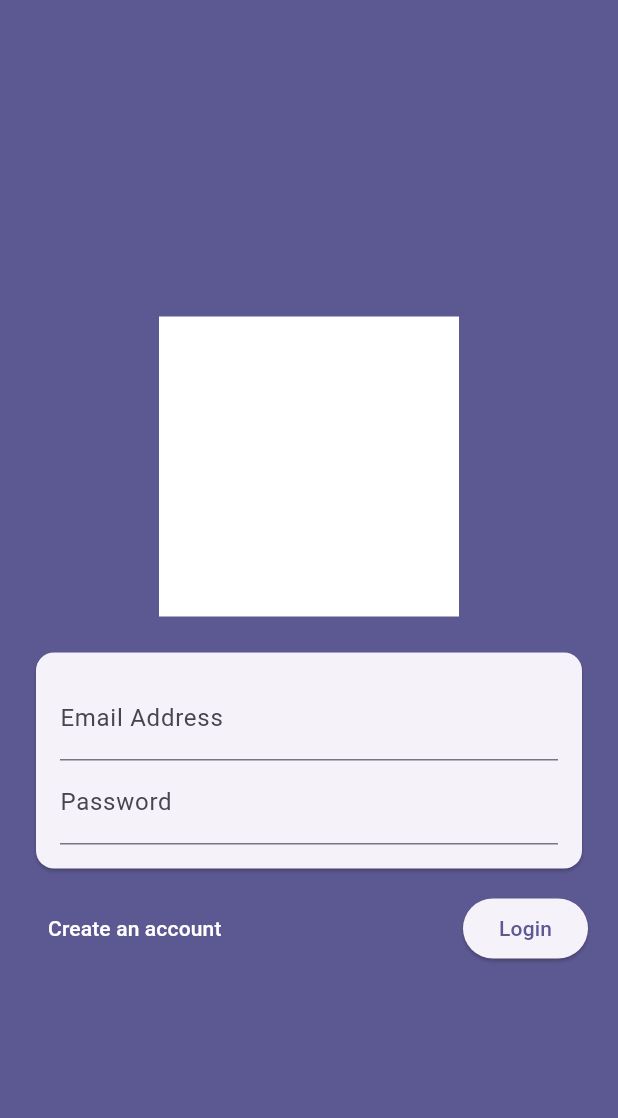
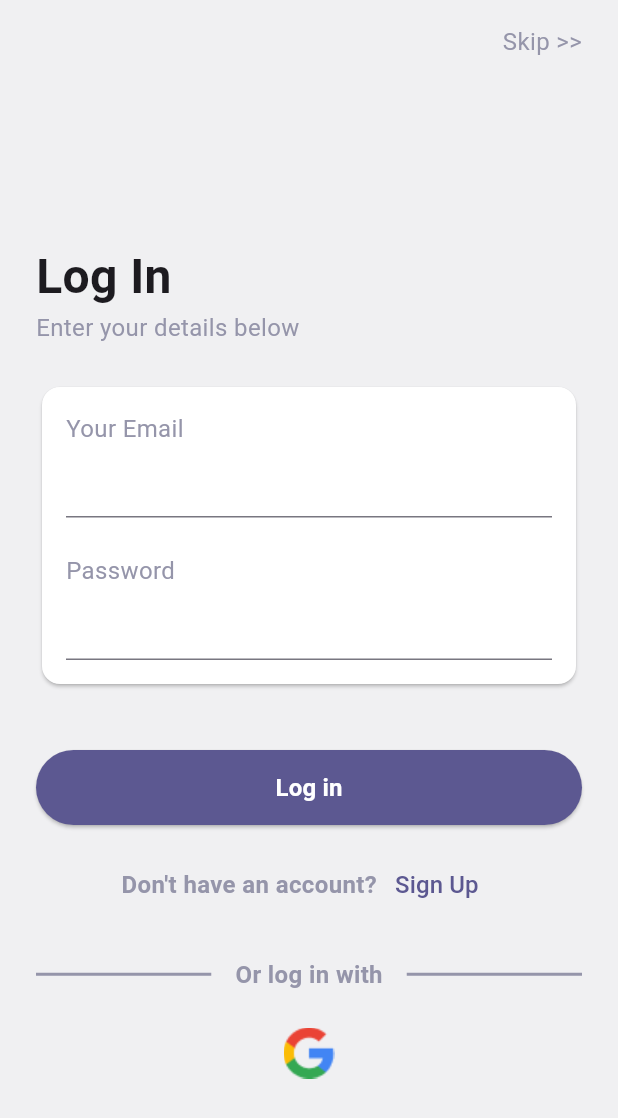
Before and after one commit to Alex-Yu21/flashcards_v2, a Flutter app: the screen it shows after launch, on a phone screen of 412 x 824 dp. Shown: the top 1118 px of the screen. Run offline on Flutter 3.47's test engine with Material 3 defaults, Android fonts, the phone set to English and light mode, and no system bars; our stand-ins replace firebase_auth, firebase_core; accounts and stored records are empty; generated files the repository leaves out were written again.

Commit message:
feat(auth): AuthView MVP — layout,

```diff
--- a/lib/auth/presentation/views/auth_view.dart
+++ b/lib/auth/presentation/views/auth_view.dart
@@ -1,4 +1,5 @@
 import 'package:firebase_auth/firebase_auth.dart';
+import 'package:flashcards_v2/auth/presentation/views/home_view.dart';
 import 'package:flutter/material.dart';
 
 final _firebase = FirebaseAuth.instance;
@@ -48,39 +49,70 @@ class _AuthViewState extends State<AuthView> {
 
   @override
   Widget build(BuildContext context) {
+    final scheme = Theme.of(context).colorScheme;
     return Scaffold(
-      backgroundColor: Theme.of(context).colorScheme.primary,
+      appBar: AppBar(
+        backgroundColor: const Color.fromARGB(255, 240, 240, 242),
+        actions: [
+          Padding(
+            padding: const EdgeInsets.symmetric(horizontal: 24),
+            child: GestureDetector(
+              onTap: () {
+                Navigator.of(
+                  context,
+                ).push(MaterialPageRoute(builder: (ctx) => const HomeView()));
+              },
+              child: Text(
+                'Skip >>',
+                style: TextStyle(
+                  fontSize: 16,
+                  color: Color.fromARGB(255, 149, 149, 170),
+                ),
+              ),
+            ),
+          ),
+        ],
+      ),
+      backgroundColor: const Color.fromARGB(255, 240, 240, 242),
       body: SafeArea(
         child: Center(
           child: SingleChildScrollView(
             child: Padding(
-              padding: const EdgeInsets.symmetric(horizontal: 20),
+              padding: const EdgeInsets.symmetric(horizontal: 24),
               child: Column(
+                crossAxisAlignment: CrossAxisAlignment.start,
                 children: [
-                  Container(
-                    width: 200,
-                    height: 200,
-                    // добавить изображение
-                    decoration: BoxDecoration(color: Colors.white),
-                    margin: EdgeInsets.only(
-                      top: 30,
-                      bottom: 20,
-                      left: 20,
-                      right: 20,
+                  Text(
+                    _isLogin ? 'Log In' : 'Sign Up',
+                    style: TextStyle(fontSize: 32, fontWeight: FontWeight.bold),
+                  ),
+                  Text(
+                    'Enter your details below',
+                    style: TextStyle(
+                      fontSize: 16,
+                      color: Color.fromARGB(255, 149, 149, 170),
                     ),
                   ),
+                  SizedBox(height: 24),
                   Card(
+                    color: Colors.white,
                     child: Padding(
                       padding: const EdgeInsets.all(16),
                       child: Form(
                         key: _form,
                         child: Column(
+                          crossAxisAlignment: CrossAxisAlignment.start,
                           mainAxisSize: MainAxisSize.min,
                           children: [
+                            Text(
+                              'Your Email',
+                              style: TextStyle(
+                                fontSize: 16,
+                                color: Color.fromARGB(255, 149, 149, 170),
+                              ),
+                            ),
                             TextFormField(
-                              decoration: InputDecoration(
-                                labelText: 'Email Address',
-                              ),
+                              decoration: InputDecoration(),
                               keyboardType: TextInputType.emailAddress,
                               autocorrect: false,
                               textCapitalization: TextCapitalization.none,
@@ -96,10 +128,16 @@ class _AuthViewState extends State<AuthView> {
                                 _enteredEmail = value!;
                               },
                             ),
+                            SizedBox(height: 24),
+                            Text(
+                              'Password',
+                              style: TextStyle(
+                                fontSize: 16,
+                                color: Color.fromARGB(255, 149, 149, 170),
+                              ),
+                            ),
                             TextFormField(
-                              decoration: InputDecoration(
-                                labelText: 'Password',
-                              ),
+                              decoration: InputDecoration(),
                               obscureText: true,
                               validator: (value) {
                                 if (value == null || value.trim().length < 6) {
@@ -116,10 +154,70 @@ class _AuthViewState extends State<AuthView> {
                       ),
                     ),
                   ),
-                  const SizedBox(height: 12),
+                  const SizedBox(height: 24),
+                  if (!_isLogin)
+                    Row(
+                      children: [
+                        Checkbox(
+                          tristate: true,
+                          value: null,
+                          onChanged: (isLogin) {},
+                        ),
+
+                        Expanded(
+                          child: Text(
+                            'By creating an account you have to agree with our them & condication.',
+                            style: TextStyle(
+                              fontSize: 16,
+                              color: Color.fromARGB(255, 149, 149, 170),
+                            ),
+                          ),
+                        ),
+                      ],
+                    ),
+                  SizedBox(height: 16),
+                  SizedBox(
+                    width: double.infinity,
+                    height: 50,
+                    child: ElevatedButton(
+                      style: ButtonStyle(
+                        backgroundColor: WidgetStateProperty.resolveWith((
+                          states,
+                        ) {
+                          if (states.contains(WidgetState.disabled)) {
+                            return scheme.primary.withOpacity(0.38);
+                          }
+                          if (states.contains(WidgetState.pressed)) {
+                            return scheme.primary.withOpacity(0.90);
+                          }
+                          return scheme.primary;
+                        }),
+                      ),
+                      onPressed: _submit,
+                      child: Text(
+                        _isLogin ? 'Log in' : 'Create account',
+                        style: TextStyle(
+                          color: Colors.white,
+                          fontSize: 16,
+                          fontWeight: FontWeight.w600,
+                        ),
+                      ),
+                    ),
+                  ),
+                  SizedBox(height: 16),
                   Row(
-                    mainAxisAlignment: MainAxisAlignment.spaceBetween,
+                    mainAxisAlignment: MainAxisAlignment.center,
                     children: [
+                      Text(
+                        _isLogin
+                            ? "Don't have an account?"
+                            : 'Already have an account？ ',
+                        style: TextStyle(
+                          fontSize: 16,
+                          color: Color.fromARGB(255, 149, 149, 170),
+                          fontWeight: FontWeight.w600,
+                        ),
+                      ),
                       TextButton(
                         onPressed: () {
                           setState(() {
@@ -127,19 +225,47 @@ class _AuthViewState extends State<AuthView> {
                           });
                         },
                         child: Text(
-                          _isLogin
-                              ? 'Create an account'
-                              : 'Already have an account',
+                          _isLogin ? 'Sign Up' : 'Log in',
+                          style: TextStyle(color: scheme.primary, fontSize: 16),
+                        ),
+                      ),
+                    ],
+                  ),
+                  SizedBox(height: 24),
+                  Row(
+                    children: [
+                      Expanded(
+                        child: Divider(
+                          thickness: 2,
+                          color: Color.fromARGB(255, 149, 149, 170),
+                        ),
+                      ),
+                      Padding(
+                        padding: const EdgeInsets.symmetric(horizontal: 16),
+                        child: Text(
+                          _isLogin ? 'Or log in with' : 'Or sign up with',
+
                           style: TextStyle(
-                            color: Theme.of(context).colorScheme.onPrimary,
+                            fontSize: 16,
+                            color: Color.fromARGB(255, 149, 149, 170),
+                            fontWeight: FontWeight.w600,
                           ),
                         ),
                       ),
-                      ElevatedButton(
-                        onPressed: _submit,
-                        child: Text(_isLogin ? 'Login' : 'Signup'),
+                      Expanded(
+                        child: Divider(
+                          thickness: 2,
+                          color: Color.fromARGB(255, 149, 149, 170),
+                        ),
                       ),
                     ],
+                  ),
+                  SizedBox(height: 24),
+                  Center(
+                    child: SizedBox(
+                      width: 34,
+                      child: Image.asset('assets/google_icon.png'),
+                    ),
                   ),
                 ],
               ),
--- a/lib/main.dart
+++ b/lib/main.dart
@@ -22,7 +22,22 @@
           seedColor: const Color.fromARGB(255, 35, 12, 138),
         ),
       ),
-      home: AuthView(),
+      home:
+          // StreamBuilder(
+          //   stream: FirebaseAuth.instance.authStateChanges(),
+          //   builder: (ctx, snapshot) {
+          //     if (snapshot.connectionState == ConnectionState.waiting) {
+          //       return const LoadView();
+          //     }
+          //     if (snapshot.hasData) {
+          //       return const HomeView();
+          //     } else {
+          //       return
+          const AuthView(),
+      // ;
+      //     }
+      //   },
+      // ),
     );
   }
 }
```
Also changed, not shown: pubspec.yaml (+3 -4 lines), assets/google_icon.png (added).
